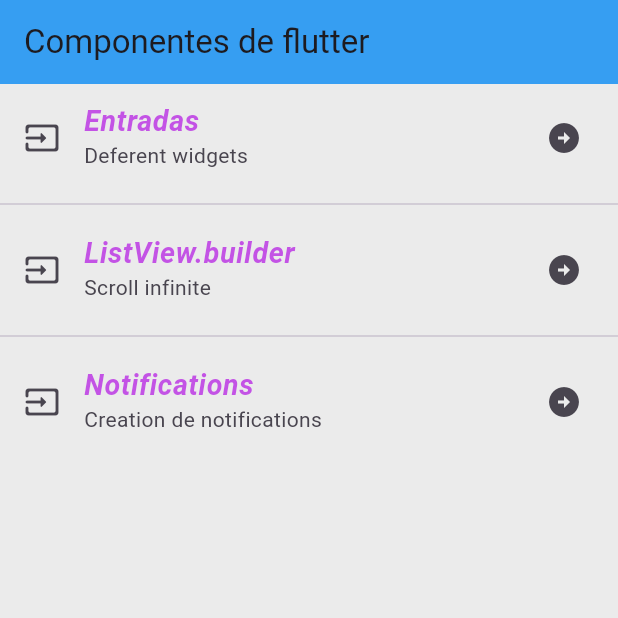
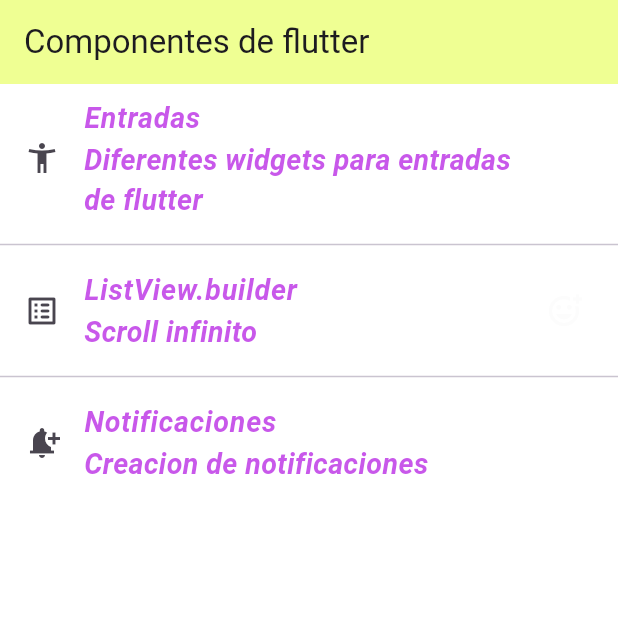
Before and after one commit to SpideryBook7/Componentes_flutter, a Flutter app: the screen it shows after launch, on a phone screen of 412 x 824 dp, the top half of it. Run offline on Flutter 3.47's test engine with Material 3 defaults, Android fonts, the phone set to English and light mode, and no system bars; our stand-ins replace google_fonts.

Commit message:
Navigator .push on all Screens

```diff
--- /dev/null
+++ b/lib/screens/data_screen.dart
@@ -0,0 +1,12 @@
+import 'package:flutter/material.dart';
+
+class DataScreen extends StatelessWidget {
+  const DataScreen({super.key});
+
+  @override
+  Widget build(BuildContext context) {
+    return const Center(
+      child: Text('Data Screen'),
+    );
+  }
+}
--- a/lib/screens/home_screen.dart
+++ b/lib/screens/home_screen.dart
@@ -1,4 +1,8 @@
 import 'package:flutter/material.dart';
+import 'package:practica3/screens/infinite_list_screen.dart';
+import 'package:practica3/screens/inputs_screen.dart';
+import 'package:practica3/screens/notifications_screen.dart';
+import 'package:practica3/theme/app_theme.dart';
 
 class HomeScreen extends StatelessWidget {
   const HomeScreen({super.key});
@@ -6,42 +10,75 @@ class HomeScreen extends StatelessWidget {
   @override
   Widget build(BuildContext context) {
     return Scaffold(
-      backgroundColor: Color.fromARGB(108, 208, 208, 208),
+      backgroundColor: AppTheme.lightColor,
       appBar: AppBar(
         title: const Text('Componentes de flutter'),
-        backgroundColor: const Color.fromARGB(229, 33, 149, 243),
+        backgroundColor: Color.fromARGB(217, 236, 255, 128),
       ),
       body: ListView(
         children: [
           ListTile(
-            leading: const Icon(Icons.input_rounded),
+              leading: const Icon(Icons.accessibility_new_sharp),
               title: Text(
-              'Entradas ',
-              style: Theme.of(context).textTheme.bodySmall,
+                'Entradas',
+                style: AppTheme.lightTheme.textTheme.bodySmall,
               ),
-            subtitle: const Text('Deferent widgets'),
-            trailing: const Icon(Icons.arrow_circle_right),
+              subtitle: Text(
+                'Diferentes widgets para entradas de flutter',
+                style: AppTheme.lightTheme.textTheme.bodySmall,
               ),
+              trailing: const Icon(
+                Icons.accessibility_new_rounded,
+                color: AppTheme.lightColor,
+              ),
+              onTap: () {
+                final ruta1 = MaterialPageRoute(builder: (context) {
+                  return const InputScreen();
+                });
+                Navigator.push(context, ruta1);
+              }),
           const Divider(),
           ListTile(
-            leading: const Icon(Icons.input_rounded),
+              leading: const Icon(Icons.list_alt_rounded),
               title: Text(
-              'ListView.builder ',
-              style: Theme.of(context).textTheme.bodySmall,
+                'ListView.builder',
+                style: AppTheme.lightTheme.textTheme.bodySmall,
               ),
-            subtitle: const Text('Scroll infinite'),
-            trailing: const Icon(Icons.arrow_circle_right),
+              subtitle: Text(
+                'Scroll infinito',
+                style: AppTheme.lightTheme.textTheme.bodySmall,
               ),
-          Divider(),
+              trailing: const Icon(
+                Icons.add_reaction_outlined,
+                color: Color.fromARGB(255, 252, 252, 252),
+              ),
+              onTap: () {
+                final ruta2 = MaterialPageRoute(builder: (context) {
+                  return const InfiniteScreen();
+                });
+                Navigator.push(context, ruta2);
+              }),
+          const Divider(),
           ListTile(
-            leading: const Icon(Icons.input_rounded),
+              leading: const Icon(Icons.notification_add),
               title: Text(
-              'Notifications',
-              style: Theme.of(context).textTheme.bodySmall,
+                'Notificaciones',
+                style: AppTheme.lightTheme.textTheme.bodySmall,
               ),
-            subtitle: const Text('Creation de notifications'),
-            trailing: const Icon(Icons.arrow_circle_right),
+              subtitle: Text(
+                'Creacion de notificaciones',
+                style: AppTheme.lightTheme.textTheme.bodySmall,
               ),
+              trailing: const Icon(
+                Icons.assist_walker_sharp,
+                color: AppTheme.lightColor,
+              ),
+              onTap: () {
+                final ruta3 = MaterialPageRoute(builder: (context) {
+                  return const NotificationsScreen();
+                });
+                Navigator.push(context, ruta3);
+              }),
         ],
       ),
     );
```
Lines whose indentation alone changed are shown as unchanged.
